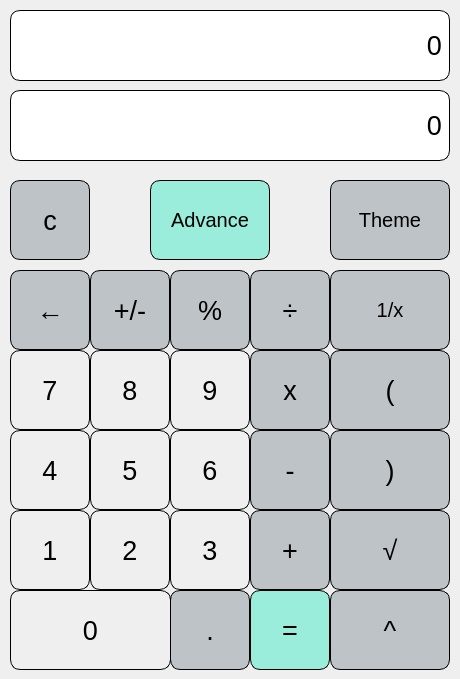
Old version of the form QT_Calc/mainwindow.ui in the repository monika-shaw-cctech/QT-Calculator.
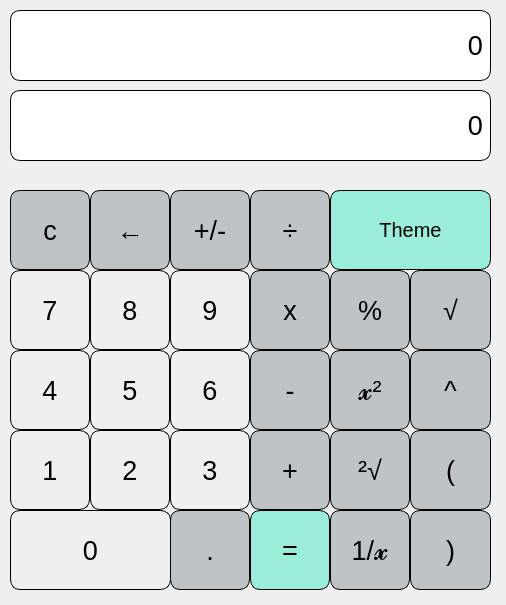
New version of the form.

```diff
--- a/QT_Calc/mainwindow.ui
+++ b/QT_Calc/mainwindow.ui
@@ -6,8 +6,8 @@
    <rect>
     <x>0</x>
     <y>0</y>
-    <width>460</width>
-    <height>679</height>
+    <width>506</width>
+    <height>605</height>
    </rect>
   </property>
   <property name="windowTitle">
@@ -22,7 +22,7 @@
      <rect>
       <x>10</x>
       <y>10</y>
-      <width>440</width>
+      <width>481</width>
       <height>71</height>
      </rect>
     </property>
@@ -56,7 +56,7 @@
      <rect>
       <x>10</x>
       <y>90</y>
-      <width>440</width>
+      <width>481</width>
       <height>71</height>
      </rect>
     </property>
@@ -85,38 +85,9 @@
      <number>10</number>
     </property>
    </widget>
-   <widget class="QPushButton" name="pushButton_25">
+   <widget class="QPushButton" name="pushButton_plus">
     <property name="geometry">
      <rect>
-      <x>150</x>
-      <y>180</y>
-      <width>120</width>
-      <height>80</height>
-     </rect>
-    </property>
-    <property name="font">
-     <font>
-      <pointsize>15</pointsize>
-      <bold>false</bold>
-     </font>
-    </property>
-    <property name="styleSheet">
-     <string notr="true">QPushButton {
-
-border : 1px solid black;
-background-color : #9AECDB;
-color:black;
-border:1px solid black;
-border-radius: 10px;
-}</string>
-    </property>
-    <property name="text">
-     <string>Advance</string>
-    </property>
-   </widget>
-   <widget class="QPushButton" name="pushButton_9">
-    <property name="geometry">
-     <rect>
       <x>250</x>
       <y>430</y>
       <width>80</width>
@@ -142,170 +113,14 @@
 </string>
     </property>
     <property name="text">
-     <string>-</string>
-    </property>
-   </widget>
-   <widget class="QPushButton" name="pushButton_four">
-    <property name="geometry">
-     <rect>
-      <x>10</x>
-      <y>430</y>
-      <width>80</width>
-      <height>80</height>
-     </rect>
-    </property>
-    <property name="font">
-     <font>
-      <pointsize>20</pointsize>
-      <bold>false</bold>
-     </font>
-    </property>
-    <property name="styleSheet">
-     <string notr="true">QPushButton
-{
-border : 1px solid;
-
-border-radius : 10px;
-}
-
-QPushButton:pressed
-{
- background-color:#b3ffff;
-}</string>
-    </property>
-    <property name="text">
-     <string>4</string>
-    </property>
-   </widget>
-   <widget class="QPushButton" name="pushButton_26">
-    <property name="geometry">
-     <rect>
-      <x>330</x>
-      <y>350</y>
-      <width>120</width>
-      <height>80</height>
-     </rect>
-    </property>
-    <property name="font">
-     <font>
-      <pointsize>20</pointsize>
-      <bold>false</bold>
-     </font>
-    </property>
-    <property name="styleSheet">
-     <string notr="true">QPushButton
-{
-  border:1px solid;
-border-radius : 10px;
- background-color : #bdc3c7;
-color:black;
-
-}
-
-</string>
-    </property>
-    <property name="text">
-     <string>(</string>
-    </property>
-   </widget>
-   <widget class="QPushButton" name="pushButton_17">
-    <property name="geometry">
-     <rect>
-      <x>170</x>
-      <y>590</y>
-      <width>80</width>
-      <height>80</height>
-     </rect>
-    </property>
-    <property name="font">
-     <font>
-      <pointsize>20</pointsize>
-      <bold>false</bold>
-     </font>
-    </property>
-    <property name="styleSheet">
-     <string notr="true">QPushButton
-{
-  border:1px solid;
-border-radius : 10px;
- background-color : #bdc3c7;
-color:black;
-
-}
-
-</string>
-    </property>
-    <property name="text">
-     <string>.</string>
-    </property>
-   </widget>
-   <widget class="QPushButton" name="pushButton_5">
-    <property name="geometry">
-     <rect>
-      <x>250</x>
-      <y>350</y>
-      <width>80</width>
-      <height>80</height>
-     </rect>
-    </property>
-    <property name="font">
-     <font>
-      <pointsize>20</pointsize>
-      <bold>false</bold>
-     </font>
-    </property>
-    <property name="styleSheet">
-     <string notr="true">QPushButton
-{
-  border:1px solid;
-border-radius : 10px;
- background-color : #bdc3c7;
-color:black;
-
-}
-
-</string>
-    </property>
-    <property name="text">
-     <string>x</string>
-    </property>
-   </widget>
-   <widget class="QPushButton" name="pushButton">
-    <property name="geometry">
-     <rect>
-      <x>10</x>
-      <y>180</y>
-      <width>80</width>
-      <height>80</height>
-     </rect>
-    </property>
-    <property name="font">
-     <font>
-      <pointsize>20</pointsize>
-      <bold>false</bold>
-     </font>
-    </property>
-    <property name="styleSheet">
-     <string notr="true">QPushButton
-{
-  border:1px solid;
-border-radius : 10px;
- background-color : #bdc3c7;
-color:black;
-
-}
-
-</string>
-    </property>
-    <property name="text">
-     <string>c</string>
+     <string>+</string>
     </property>
    </widget>
    <widget class="QPushButton" name="pushButton_three">
     <property name="geometry">
      <rect>
       <x>170</x>
-      <y>510</y>
+      <y>430</y>
       <width>80</width>
       <height>80</height>
      </rect>
@@ -333,7 +148,7 @@
      <string>3</string>
     </property>
    </widget>
-   <widget class="QPushButton" name="pushButton_2">
+   <widget class="QPushButton" name="pushButton_seven">
     <property name="geometry">
      <rect>
       <x>10</x>
@@ -351,55 +166,25 @@
     <property name="styleSheet">
      <string notr="true">QPushButton
 {
-  border:1px solid;
+border : 1px solid;
+
 border-radius : 10px;
- background-color : #bdc3c7;
-color:black;
-
 }
 
-</string>
-    </property>
-    <property name="text">
-     <string>←</string>
-    </property>
-   </widget>
-   <widget class="QPushButton" name="pushButton_27">
-    <property name="geometry">
-     <rect>
-      <x>330</x>
-      <y>430</y>
-      <width>120</width>
-      <height>80</height>
-     </rect>
-    </property>
-    <property name="font">
-     <font>
-      <pointsize>20</pointsize>
-      <bold>false</bold>
-     </font>
-    </property>
-    <property name="styleSheet">
-     <string notr="true">QPushButton
+QPushButton:pressed
 {
-  border:1px solid;
-border-radius : 10px;
- background-color : #bdc3c7;
-color:black;
-
-}
-
-</string>
+ background-color:#b3ffff;
+}</string>
     </property>
     <property name="text">
-     <string>)</string>
+     <string>7</string>
     </property>
    </widget>
    <widget class="QPushButton" name="pushButton_eight">
     <property name="geometry">
      <rect>
       <x>90</x>
-      <y>350</y>
+      <y>270</y>
       <width>80</width>
       <height>80</height>
      </rect>
@@ -427,12 +212,43 @@
      <string>8</string>
     </property>
    </widget>
-   <widget class="QPushButton" name="pushButton_29">
+   <widget class="QPushButton" name="pushButton_back">
     <property name="geometry">
      <rect>
-      <x>330</x>
-      <y>590</y>
-      <width>120</width>
+      <x>90</x>
+      <y>190</y>
+      <width>80</width>
+      <height>80</height>
+     </rect>
+    </property>
+    <property name="font">
+     <font>
+      <pointsize>20</pointsize>
+      <bold>false</bold>
+     </font>
+    </property>
+    <property name="styleSheet">
+     <string notr="true">QPushButton
+{
+  border:1px solid;
+border-radius : 10px;
+ background-color : #bdc3c7;
+color:black;
+
+}
+
+</string>
+    </property>
+    <property name="text">
+     <string>←</string>
+    </property>
+   </widget>
+   <widget class="QPushButton" name="pushButton_power">
+    <property name="geometry">
+     <rect>
+      <x>410</x>
+      <y>350</y>
+      <width>81</width>
       <height>80</height>
      </rect>
     </property>
@@ -458,11 +274,11 @@
      <string>^</string>
     </property>
    </widget>
-   <widget class="QPushButton" name="pushButton_4">
+   <widget class="QPushButton" name="pushButton_square">
     <property name="geometry">
      <rect>
-      <x>250</x>
-      <y>270</y>
+      <x>330</x>
+      <y>350</y>
       <width>80</width>
       <height>80</height>
      </rect>
@@ -486,13 +302,13 @@
 </string>
     </property>
     <property name="text">
-     <string>÷</string>
+     <string>𝔁²</string>
     </property>
    </widget>
-   <widget class="QPushButton" name="pushButton_five">
+   <widget class="QPushButton" name="pushButton_square_root">
     <property name="geometry">
      <rect>
-      <x>90</x>
+      <x>330</x>
       <y>430</y>
       <width>80</width>
       <height>80</height>
@@ -507,24 +323,23 @@
     <property name="styleSheet">
      <string notr="true">QPushButton
 {
-border : 1px solid;
-
+  border:1px solid;
 border-radius : 10px;
+ background-color : #bdc3c7;
+color:black;
+
 }
 
-QPushButton:pressed
-{
- background-color:#b3ffff;
-}</string>
+</string>
     </property>
     <property name="text">
-     <string>5</string>
+     <string>²√</string>
     </property>
    </widget>
-   <widget class="QPushButton" name="pushButton_two">
+   <widget class="QPushButton" name="pushButton_half">
     <property name="geometry">
      <rect>
-      <x>90</x>
+      <x>330</x>
       <y>510</y>
       <width>80</width>
       <height>80</height>
@@ -539,25 +354,55 @@
     <property name="styleSheet">
      <string notr="true">QPushButton
 {
-border : 1px solid;
-
+  border:1px solid;
 border-radius : 10px;
+ background-color : #bdc3c7;
+color:black;
+
 }
 
-QPushButton:pressed
+</string>
+    </property>
+    <property name="text">
+     <string>1/𝔁</string>
+    </property>
+   </widget>
+   <widget class="QPushButton" name="pushButton_clear">
+    <property name="geometry">
+     <rect>
+      <x>10</x>
+      <y>190</y>
+      <width>80</width>
+      <height>80</height>
+     </rect>
+    </property>
+    <property name="font">
+     <font>
+      <pointsize>20</pointsize>
+      <bold>false</bold>
+     </font>
+    </property>
+    <property name="styleSheet">
+     <string notr="true">QPushButton
 {
- background-color:#b3ffff;
-}</string>
+  border:1px solid;
+border-radius : 10px;
+ background-color : #bdc3c7;
+color:black;
+
+}
+
+</string>
     </property>
     <property name="text">
-     <string>2</string>
+     <string>c</string>
     </property>
    </widget>
-   <widget class="QPushButton" name="pushButton_20">
+   <widget class="QPushButton" name="pushButton_17">
     <property name="geometry">
      <rect>
-      <x>250</x>
-      <y>590</y>
+      <x>170</x>
+      <y>510</y>
       <width>80</width>
       <height>80</height>
      </rect>
@@ -569,24 +414,57 @@
      </font>
     </property>
     <property name="styleSheet">
-     <string notr="true">QPushButton {
+     <string notr="true">QPushButton
+{
+  border:1px solid;
+border-radius : 10px;
+ background-color : #bdc3c7;
+color:black;
 
-border : 1px solid black;
-background-color : #9AECDB;
+}
+
+</string>
+    </property>
+    <property name="text">
+     <string>.</string>
+    </property>
+   </widget>
+   <widget class="QPushButton" name="pushButton_root">
+    <property name="geometry">
+     <rect>
+      <x>410</x>
+      <y>270</y>
+      <width>81</width>
+      <height>80</height>
+     </rect>
+    </property>
+    <property name="font">
+     <font>
+      <pointsize>20</pointsize>
+      <bold>false</bold>
+     </font>
+    </property>
+    <property name="styleSheet">
+     <string notr="true">QPushButton
+{
+  border:1px solid;
+border-radius : 10px;
+ background-color : #bdc3c7;
 color:black;
-border:1px solid black;
-border-radius: 10px;
-}</string>
+
+}
+
+</string>
     </property>
     <property name="text">
-     <string>=</string>
+     <string>√</string>
     </property>
    </widget>
    <widget class="QPushButton" name="pushButton_six">
     <property name="geometry">
      <rect>
       <x>170</x>
-      <y>430</y>
+      <y>350</y>
       <width>80</width>
       <height>80</height>
      </rect>
@@ -614,11 +492,133 @@
      <string>6</string>
     </property>
    </widget>
-   <widget class="QPushButton" name="pushButton_one">
+   <widget class="QPushButton" name="pushButton_multiply">
     <property name="geometry">
      <rect>
-      <x>10</x>
+      <x>250</x>
+      <y>270</y>
+      <width>80</width>
+      <height>80</height>
+     </rect>
+    </property>
+    <property name="font">
+     <font>
+      <pointsize>20</pointsize>
+      <bold>false</bold>
+     </font>
+    </property>
+    <property name="styleSheet">
+     <string notr="true">QPushButton
+{
+  border:1px solid;
+border-radius : 10px;
+ background-color : #bdc3c7;
+color:black;
+
+}
+
+</string>
+    </property>
+    <property name="text">
+     <string>x</string>
+    </property>
+   </widget>
+   <widget class="QPushButton" name="pushButton_plus_minus">
+    <property name="geometry">
+     <rect>
+      <x>170</x>
+      <y>190</y>
+      <width>80</width>
+      <height>80</height>
+     </rect>
+    </property>
+    <property name="font">
+     <font>
+      <pointsize>20</pointsize>
+      <bold>false</bold>
+     </font>
+    </property>
+    <property name="styleSheet">
+     <string notr="true">QPushButton
+{
+  border:1px solid;
+border-radius : 10px;
+ background-color : #bdc3c7;
+color:black;
+
+}
+
+</string>
+    </property>
+    <property name="text">
+     <string>+/-</string>
+    </property>
+   </widget>
+   <widget class="QPushButton" name="pushButton_theme">
+    <property name="geometry">
+     <rect>
+      <x>330</x>
+      <y>190</y>
+      <width>161</width>
+      <height>80</height>
+     </rect>
+    </property>
+    <property name="font">
+     <font>
+      <pointsize>15</pointsize>
+      <bold>false</bold>
+     </font>
+    </property>
+    <property name="styleSheet">
+     <string notr="true">QPushButton {
+
+border : 1px solid black;
+background-color : #9AECDB;
+color:black;
+border:1px solid black;
+border-radius: 10px;
+}</string>
+    </property>
+    <property name="text">
+     <string>Theme</string>
+    </property>
+   </widget>
+   <widget class="QPushButton" name="pushButton_right_brace">
+    <property name="geometry">
+     <rect>
+      <x>410</x>
       <y>510</y>
+      <width>81</width>
+      <height>80</height>
+     </rect>
+    </property>
+    <property name="font">
+     <font>
+      <pointsize>20</pointsize>
+      <bold>false</bold>
+     </font>
+    </property>
+    <property name="styleSheet">
+     <string notr="true">QPushButton
+{
+  border:1px solid;
+border-radius : 10px;
+ background-color : #bdc3c7;
+color:black;
+
+}
+
+</string>
+    </property>
+    <property name="text">
+     <string>)</string>
+    </property>
+   </widget>
+   <widget class="QPushButton" name="pushButton_five">
+    <property name="geometry">
+     <rect>
+      <x>90</x>
+      <y>350</y>
       <width>80</width>
       <height>80</height>
      </rect>
@@ -643,14 +643,14 @@
 }</string>
     </property>
     <property name="text">
-     <string>1</string>
+     <string>5</string>
     </property>
    </widget>
    <widget class="QPushButton" name="pushButton_nine">
     <property name="geometry">
      <rect>
       <x>170</x>
-      <y>350</y>
+      <y>270</y>
       <width>80</width>
       <height>80</height>
      </rect>
@@ -678,10 +678,10 @@
      <string>9</string>
     </property>
    </widget>
-   <widget class="QPushButton" name="pushButton_seven">
+   <widget class="QPushButton" name="pushButton_minus">
     <property name="geometry">
      <rect>
-      <x>10</x>
+      <x>250</x>
       <y>350</y>
       <width>80</width>
       <height>80</height>
@@ -696,86 +696,23 @@
     <property name="styleSheet">
      <string notr="true">QPushButton
 {
-border : 1px solid;
-
+  border:1px solid;
 border-radius : 10px;
+ background-color : #bdc3c7;
+color:black;
+
 }
 
-QPushButton:pressed
-{
- background-color:#b3ffff;
-}</string>
+</string>
     </property>
     <property name="text">
-     <string>7</string>
+     <string>-</string>
     </property>
    </widget>
-   <widget class="QPushButton" name="pushButton_30">
+   <widget class="QPushButton" name="pushButton_modulo">
     <property name="geometry">
      <rect>
       <x>330</x>
-      <y>180</y>
-      <width>120</width>
-      <height>80</height>
-     </rect>
-    </property>
-    <property name="font">
-     <font>
-      <pointsize>15</pointsize>
-      <bold>false</bold>
-     </font>
-    </property>
-    <property name="styleSheet">
-     <string notr="true">QPushButton
-{
-  border:1px solid;
-border-radius : 10px;
- background-color : #bdc3c7;
-color:black;
-
-}
-
-</string>
-    </property>
-    <property name="text">
-     <string>Theme</string>
-    </property>
-   </widget>
-   <widget class="QPushButton" name="pushButton_13">
-    <property name="geometry">
-     <rect>
-      <x>250</x>
-      <y>510</y>
-      <width>80</width>
-      <height>80</height>
-     </rect>
-    </property>
-    <property name="font">
-     <font>
-      <pointsize>20</pointsize>
-      <bold>false</bold>
-     </font>
-    </property>
-    <property name="styleSheet">
-     <string notr="true">QPushButton
-{
-  border:1px solid;
-border-radius : 10px;
- background-color : #bdc3c7;
-color:black;
-
-}
-
-</string>
-    </property>
-    <property name="text">
-     <string>+</string>
-    </property>
-   </widget>
-   <widget class="QPushButton" name="pushButton_3">
-    <property name="geometry">
-     <rect>
-      <x>170</x>
       <y>270</y>
       <width>80</width>
       <height>80</height>
@@ -803,11 +740,137 @@
      <string>%</string>
     </property>
    </widget>
+   <widget class="QPushButton" name="pushButton_left_brace">
+    <property name="geometry">
+     <rect>
+      <x>410</x>
+      <y>430</y>
+      <width>81</width>
+      <height>80</height>
+     </rect>
+    </property>
+    <property name="font">
+     <font>
+      <pointsize>20</pointsize>
+      <bold>false</bold>
+     </font>
+    </property>
+    <property name="styleSheet">
+     <string notr="true">QPushButton
+{
+  border:1px solid;
+border-radius : 10px;
+ background-color : #bdc3c7;
+color:black;
+
+}
+
+</string>
+    </property>
+    <property name="text">
+     <string>(</string>
+    </property>
+   </widget>
+   <widget class="QPushButton" name="pushButton_divide">
+    <property name="geometry">
+     <rect>
+      <x>250</x>
+      <y>190</y>
+      <width>80</width>
+      <height>80</height>
+     </rect>
+    </property>
+    <property name="font">
+     <font>
+      <pointsize>20</pointsize>
+      <bold>false</bold>
+     </font>
+    </property>
+    <property name="styleSheet">
+     <string notr="true">QPushButton
+{
+  border:1px solid;
+border-radius : 10px;
+ background-color : #bdc3c7;
+color:black;
+
+}
+
+</string>
+    </property>
+    <property name="text">
+     <string>÷</string>
+    </property>
+   </widget>
+   <widget class="QPushButton" name="pushButton_four">
+    <property name="geometry">
+     <rect>
+      <x>10</x>
+      <y>350</y>
+      <width>80</width>
+      <height>80</height>
+     </rect>
+    </property>
+    <property name="font">
+     <font>
+      <pointsize>20</pointsize>
+      <bold>false</bold>
+     </font>
+    </property>
+    <property name="styleSheet">
+     <string notr="true">QPushButton
+{
+border : 1px solid;
+
+border-radius : 10px;
+}
+
+QPushButton:pressed
+{
+ background-color:#b3ffff;
+}</string>
+    </property>
+    <property name="text">
+     <string>4</string>
+    </property>
+   </widget>
+   <widget class="QPushButton" name="pushButton_one">
+    <property name="geometry">
+     <rect>
+      <x>10</x>
+      <y>430</y>
+      <width>80</width>
+      <height>80</height>
+     </rect>
+    </property>
+    <property name="font">
+     <font>
+      <pointsize>20</pointsize>
+      <bold>false</bold>
+     </font>
+    </property>
+    <property name="styleSheet">
+     <string notr="true">QPushButton
+{
+border : 1px solid;
+
+border-radius : 10px;
+}
+
+QPushButton:pressed
+{
+ background-color:#b3ffff;
+}</string>
+    </property>
+    <property name="text">
+     <string>1</string>
+    </property>
+   </widget>
    <widget class="QPushButton" name="pushButton_zero">
     <property name="geometry">
      <rect>
       <x>10</x>
-      <y>590</y>
+      <y>510</y>
       <width>161</width>
       <height>80</height>
      </rect>
@@ -835,42 +898,11 @@
      <string>0</string>
     </property>
    </widget>
-   <widget class="QPushButton" name="pushButton_28">
-    <property name="geometry">
-     <rect>
-      <x>330</x>
-      <y>510</y>
-      <width>120</width>
-      <height>80</height>
-     </rect>
-    </property>
-    <property name="font">
-     <font>
-      <pointsize>20</pointsize>
-      <bold>false</bold>
-     </font>
-    </property>
-    <property name="styleSheet">
-     <string notr="true">QPushButton
-{
-  border:1px solid;
-border-radius : 10px;
- background-color : #bdc3c7;
-color:black;
-
-}
-
-</string>
-    </property>
-    <property name="text">
-     <string>√</string>
-    </property>
-   </widget>
-   <widget class="QPushButton" name="pushButton_19">
+   <widget class="QPushButton" name="pushButton_two">
     <property name="geometry">
      <rect>
       <x>90</x>
-      <y>270</y>
+      <y>430</y>
       <width>80</width>
       <height>80</height>
      </rect>
@@ -884,48 +916,47 @@
     <property name="styleSheet">
      <string notr="true">QPushButton
 {
-  border:1px solid;
+border : 1px solid;
+
 border-radius : 10px;
- background-color : #bdc3c7;
-color:black;
-
 }
 
-</string>
+QPushButton:pressed
+{
+ background-color:#b3ffff;
+}</string>
     </property>
     <property name="text">
-     <string>+/-</string>
+     <string>2</string>
     </property>
    </widget>
-   <widget class="QPushButton" name="pushButton_31">
+   <widget class="QPushButton" name="pushButton_equals">
     <property name="geometry">
      <rect>
-      <x>330</x>
-      <y>270</y>
-      <width>120</width>
+      <x>250</x>
+      <y>510</y>
+      <width>80</width>
       <height>80</height>
      </rect>
     </property>
     <property name="font">
      <font>
-      <pointsize>15</pointsize>
+      <pointsize>20</pointsize>
       <bold>false</bold>
      </font>
     </property>
     <property name="styleSheet">
-     <string notr="true">QPushButton
-{
-  border:1px solid;
-border-radius : 10px;
- background-color : #bdc3c7;
+     <string notr="true">QPushButton {
+
+border : 1px solid black;
+background-color : #9AECDB;
 color:black;
-
-}
-
-</string>
+border:1px solid black;
+border-radius: 10px;
+}</string>
     </property>
     <property name="text">
-     <string>1/x</string>
+     <string>=</string>
     </property>
    </widget>
   </widget>
```
